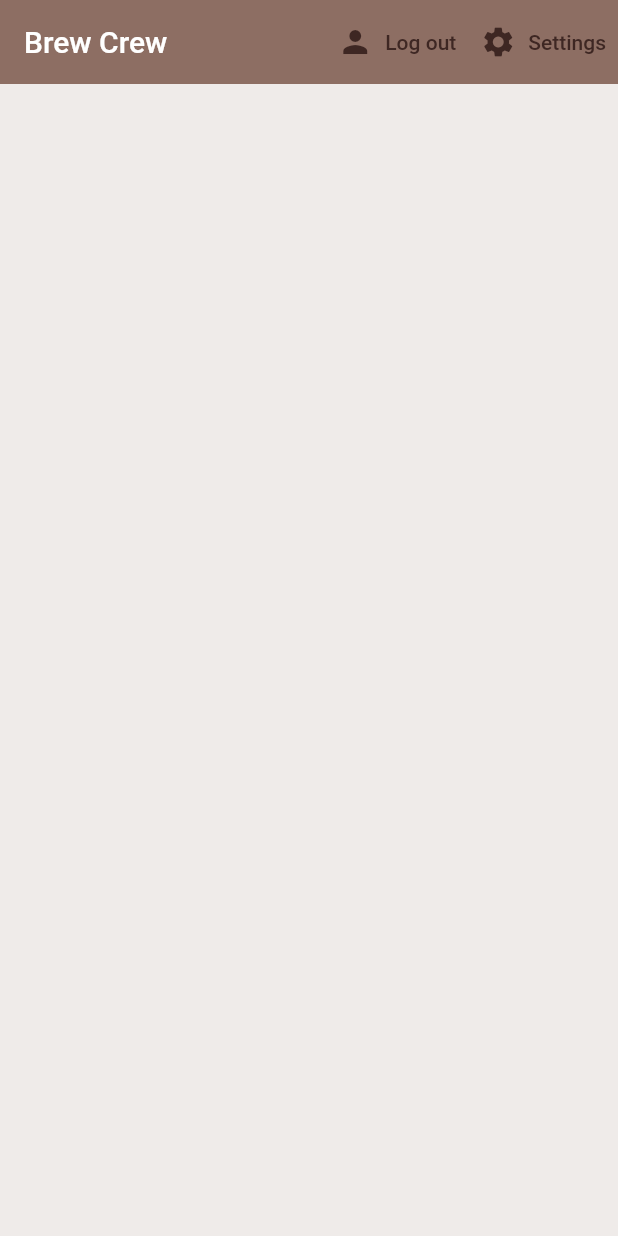
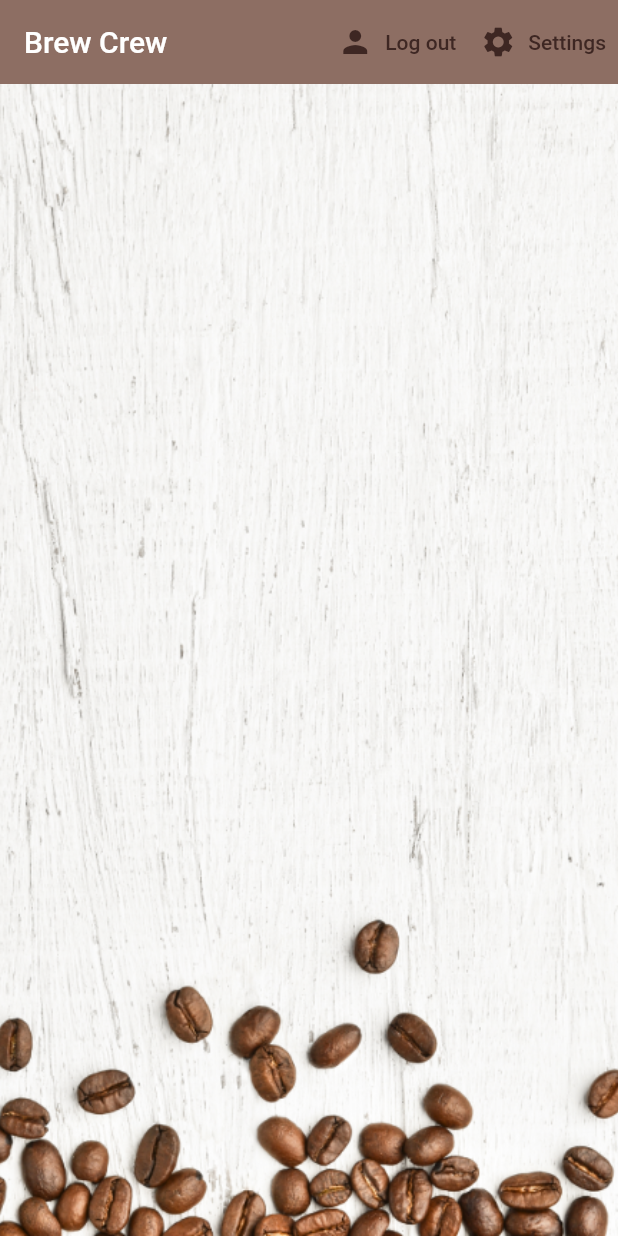
Before and after one commit to shelpuk/brew_crew, a Flutter app: the screen it shows once a user with an empty profile is signed in, on a phone screen of 412 x 824 dp. Run offline on Flutter 3.47's test engine with Material 2 defaults, Android fonts, the phone set to English and light mode, and no system bars; our stand-ins replace cloud_firestore, firebase_auth, firebase_core, flutter_spinkit; accounts and stored records are empty.

Commit message:
Final version

```diff
--- a/lib/main.dart
+++ b/lib/main.dart
@@ -16,6 +16,7 @@ class MyApp extends StatelessWidget {
   @override
   Widget build(BuildContext context) {
     return StreamProvider<BrewUser>.value(
+      initialData: null,
       value: AuthService().user,
       child: MaterialApp(
         title: 'Flutter Demo',
--- /dev/null
+++ b/lib/modules/user_data.dart
@@ -0,0 +1,8 @@
+class UserData {
+  final String uid;
+  final String name;
+  final String sugar;
+  final int strength;
+
+  UserData({ this.uid, this.name, this.sugar, this.strength});
+}
--- a/lib/screens/authenticate/register.dart
+++ b/lib/screens/authenticate/register.dart
@@ -48,6 +48,12 @@ class _RegisterState extends State<Register> {
           ],
         ),
         body: Container(
+            decoration: BoxDecoration(
+                image: DecorationImage(
+                    image: AssetImage('assets/coffee_bg.png'),
+                    fit: BoxFit.cover
+                )
+            ),
             padding: EdgeInsets.symmetric(vertical: 20, horizontal: 50),
             child: Form(
               key: _formKey,
--- a/lib/screens/authenticate/sign_in.dart
+++ b/lib/screens/authenticate/sign_in.dart
@@ -48,6 +48,12 @@ class _SignInState extends State<SignIn> {
       ),
       body: Container(
         padding: EdgeInsets.symmetric(vertical: 20, horizontal: 50),
+        decoration: BoxDecoration(
+            image: DecorationImage(
+                image: AssetImage('assets/coffee_bg.png'),
+                fit: BoxFit.cover
+            )
+          ),
         child: Form(
           key: _formKey,
           child: Column(
--- a/lib/screens/home/brew_list.dart
+++ b/lib/screens/home/brew_list.dart
@@ -1,7 +1,7 @@
 import 'package:brew_crew/modules/brew.dart';
 import 'package:brew_crew/screens/home/brew_tile.dart';
+import 'package:brew_crew/shared/loading.dart';
 import 'package:flutter/material.dart';
-import 'package:cloud_firestore/cloud_firestore.dart';
 import 'package:provider/provider.dart';
 
 class BrewList extends StatefulWidget {
@@ -15,7 +15,7 @@ class _BrewListState extends State<BrewList> {
   Widget build(BuildContext context) {
     final brews = Provider.of<List<Brew>>(context);
 
-    return brews == null ? Container() : ListView.builder(
+    return brews == null ? Loading() : ListView.builder(
       itemCount: brews.length,
       itemBuilder: (context, index) {
         return BrewTile(brew: brews[index]);
--- a/lib/screens/home/brew_tile.dart
+++ b/lib/screens/home/brew_tile.dart
@@ -16,10 +16,11 @@ class BrewTile extends StatelessWidget {
         child: ListTile(
           leading: CircleAvatar(
             radius: 25,
+            backgroundImage: AssetImage('assets/coffee_mug.png'),
             backgroundColor: Colors.brown[brew.strength],
           ),
           title: Text(brew.name),
-          subtitle: Text('Takes ${brew.sugar} sugar'),
+          subtitle: Text('Takes ${brew.sugar} sugar(s)'),
         ),
       ),
     );
--- a/lib/screens/home/home.dart
+++ b/lib/screens/home/home.dart
@@ -3,10 +3,8 @@ import 'package:brew_crew/screens/home/brew_list.dart';
 import 'package:brew_crew/screens/home/settings_form.dart';
 import 'package:brew_crew/screens/services/auth.dart';
 import 'package:brew_crew/screens/services/database.dart';
-import 'package:cloud_firestore/cloud_firestore.dart';
 import 'package:flutter/material.dart';
 import 'package:provider/provider.dart';
-import 'package:typed_data/typed_buffers.dart';
 
 class Home extends StatelessWidget {
   final AuthService _auth = AuthService();
@@ -24,13 +22,13 @@ class Home extends StatelessWidget {
                   horizontal: 60
               ),
               child: SettingsForm(),
-
             );
           }
           );
     }
 
     return StreamProvider<List<Brew>>.value(
+      initialData: [],
       value: DatabaseService().brews,
       child: Scaffold(
         backgroundColor: Colors.brown[50],
@@ -57,10 +55,18 @@ class Home extends StatelessWidget {
                   foregroundColor: MaterialStateProperty.all<Color>(Colors.brown[900])
                 ),
             ),
-
           ]
         ),
-        body: BrewList(),
+        body: Container(
+          decoration: BoxDecoration(
+            image: DecorationImage(
+              image: AssetImage('assets/coffee_bg.png'),
+              fit: BoxFit.cover
+            )
+          ),
+
+          child: BrewList()
+        ),
       ),
     );
   }
--- a/pubspec.yaml
+++ b/pubspec.yaml
@@ -50,7 +50,8 @@ flutter:
   uses-material-design: true
 
   # To add assets to your application, add an assets section, like this:
-  # assets:
+  assets:
+    - assets/
   #   - images/a_dot_burr.jpeg
   #   - images/a_dot_ham.jpeg
 
```
Also changed, not shown: lib/screens/home/settings_form.dart (+43 -8 lines), lib/screens/services/database.dart (+15 -3 lines), assets/coffee_bg.png (added), assets/coffee_icon.png (added), assets/coffee_mug.png (added).
